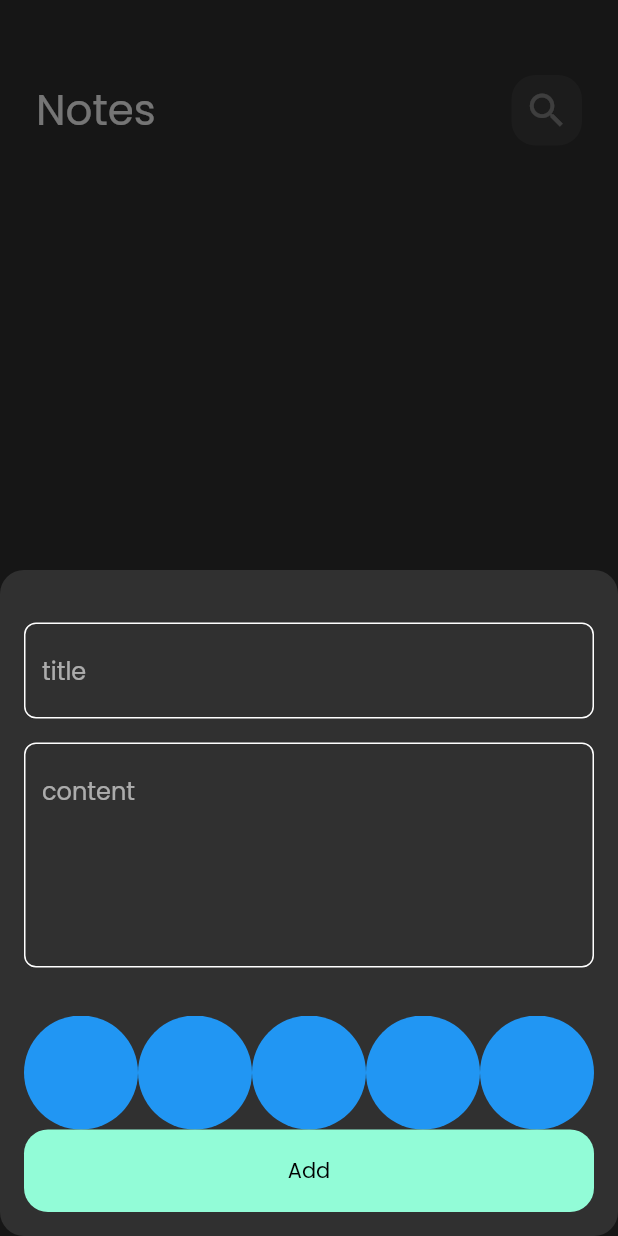
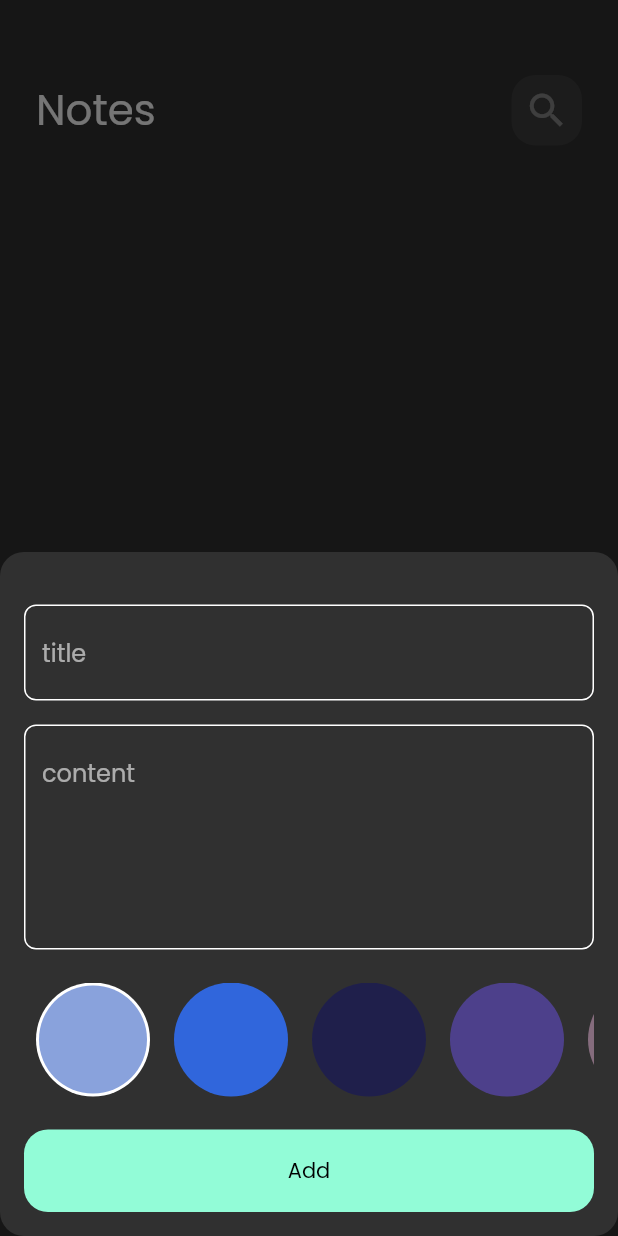
Before and after one commit to nasseryazgi/note_app, a Flutter app: the screen it shows after launch, after a tap on the "add" icon, on a phone screen of 412 x 824 dp. Run offline on Flutter 3.47's test engine with Material 2 defaults, Android fonts, the phone set to English and light mode, and no system bars; our stand-ins replace bloc, flutter_bloc, font_awesome_flutter, hive, hive_flutter; accounts and stored records are empty.

Commit message:
colors list view part 2

```diff
--- a/lib/widgets/add_note_form.dart
+++ b/lib/widgets/add_note_form.dart
@@ -48,9 +48,12 @@ class _addNoteFromState extends State<addNoteFrom> {
             maxLines: 5,
           ),
           const SizedBox(
-            height: 32,
+            height: 22,
           ),
           ClorsListView(),
+          const SizedBox(
+            height: 22,
+          ),
           BlocBuilder<AddNotesCubit, AddNotesState>(
             builder: (context, state) {
               return CustomBottom(
--- a/lib/widgets/colors_list_view.dart
+++ b/lib/widgets/colors_list_view.dart
@@ -1,30 +1,69 @@
-
 import 'package:flutter/cupertino.dart';
 import 'package:flutter/material.dart';
 
 class ColorItem extends StatelessWidget {
-  const ColorItem({Key? key}) : super(key: key);
+   ColorItem({Key? key, required this.isActive, required this.color}) : super(key: key);
+  final bool isActive;
+final Color color;
+  @override
+  Widget build(BuildContext context) {
+    return isActive
+        ?  CircleAvatar(
+            radius: 38,
+            backgroundColor: Colors.white,
+            child: CircleAvatar(
+              radius: 36,
+              backgroundColor: color,
+            ),
+          )
+        :  CircleAvatar(
+            radius: 38,
+            backgroundColor: color,
+          );
+  }
+}
+
+class ClorsListView extends StatefulWidget {
+
+  ClorsListView({
+    Key? key,
+  }) : super(key: key);
 
   @override
-  Widget build(BuildContext context) {
-    return const CircleAvatar(
-      radius: 38,
-      backgroundColor: Colors.blue ,
-    );
-  }
+  State<ClorsListView> createState() => _ClorsListViewState();
 }
-class ClorsListView extends StatelessWidget {
-  const ClorsListView({Key? key}) : super(key: key);
+
+class _ClorsListViewState extends State<ClorsListView> {
+  int currentIndex = 0;
+  List<Color> color = const [
+     Color(0xff89A2DC),
+    Color(0xff3066DC),
+    Color(0xff1F1F4B),
+    Color(0xff4D408B),
+    Color(0xff856C7D),
+  ];
 
   @override
   Widget build(BuildContext context) {
     return SizedBox(
-      height: 38*2,
-
+      height: 38 * 2,
       child: ListView.builder(
-          itemCount: 10,
+          itemCount: color.length,
           scrollDirection: Axis.horizontal,
-          itemBuilder: (context,index){return ColorItem();}),
+          itemBuilder: (context, index) {
+            return Padding(
+              padding: const EdgeInsets.symmetric(horizontal: 8),
+              child: GestureDetector(
+                onTap: () {
+                  currentIndex = index;
+                  setState(() {});
+                },
+                child: ColorItem(
+                  isActive: currentIndex == index, color: color[index],
+                ),
+              ),
+            );
+          }),
     );
   }
 }
```
